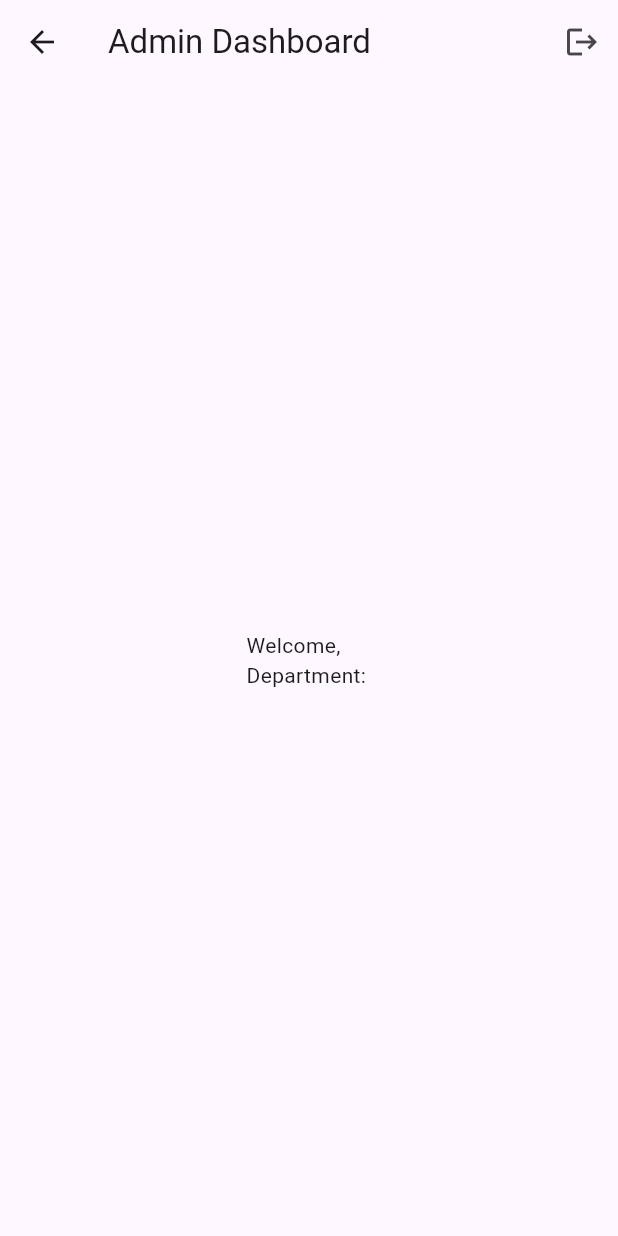
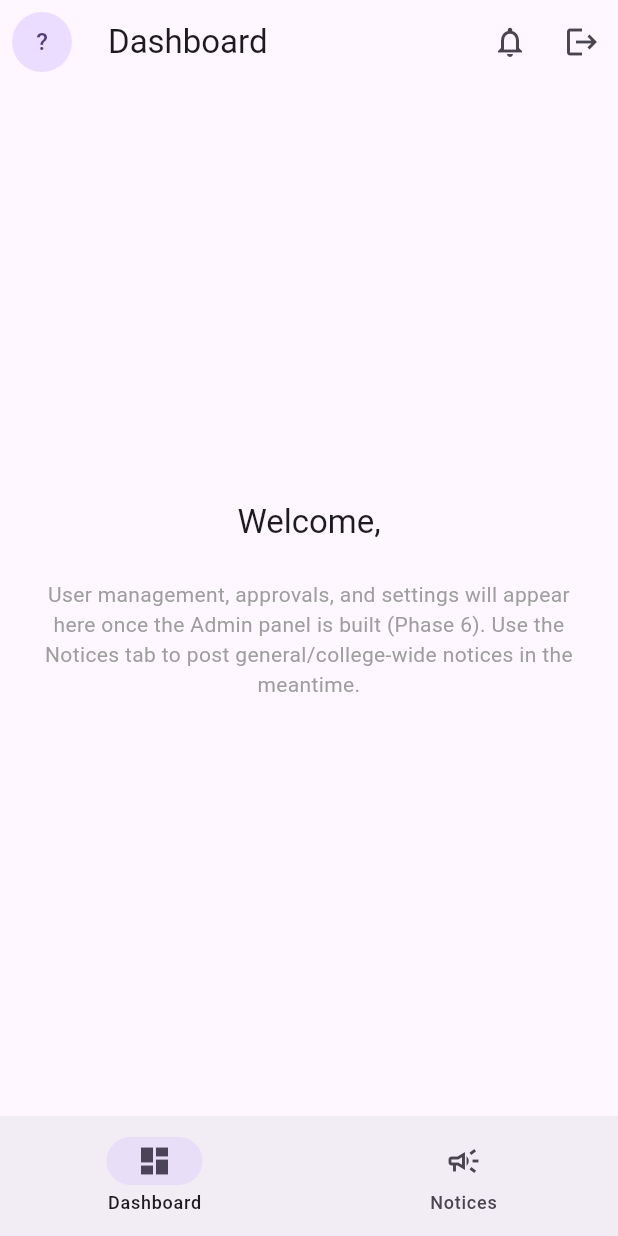
Before and after one commit to solanki-vimal/campus_connect, a Flutter app: the AdminDashboard screen opened directly, on a phone screen of 412 x 824 dp. Run offline on Flutter 3.47's test engine with Material 3 defaults, Android fonts, the phone set to English and light mode, and no system bars; our stand-ins replace cloud_firestore, firebase_auth, firebase_core; accounts and stored records are empty.

Commit message:
feat(dashboard): integrate Notices tab across role dashboards
- Wire Notices tab into Student, Faculty, and Super Admin navigation
- Restrict create/edit/delete actions based on user roles

```diff
--- a/lib/screens/admin/admin_dashboard.dart
+++ b/lib/screens/admin/admin_dashboard.dart
@@ -2,9 +2,25 @@ import 'package:flutter/material.dart';
 import 'package:provider/provider.dart';
 import '../../providers/user_provider.dart';
 import '../../services/auth_service.dart';
+import '../notices/notices_list_screen.dart';
 
-class AdminDashboard extends StatelessWidget {
+class AdminDashboard extends StatefulWidget {
   const AdminDashboard({super.key});
+
+  @override
+  State<AdminDashboard> createState() => _AdminDashboardState();
+}
+
+class _AdminDashboardState extends State<AdminDashboard> {
+  int _currentIndex = 0;
+
+  static const List<String> _titles = ['Dashboard', 'Notices'];
+
+  // Manage Users / Approvals / Settings tabs are built in Phase 6.
+  static const List<Widget> _tabs = [
+    _AdminHomeTab(),
+    NoticesListScreen(),
+  ];
 
   @override
   Widget build(BuildContext context) {
@@ -12,10 +28,26 @@ class AdminDashboard extends StatelessWidget {
 
     return Scaffold(
       appBar: AppBar(
-        title: const Text('Admin Dashboard'),
+        leading: Padding(
+          padding: const EdgeInsets.all(8.0),
+          child: CircleAvatar(
+            backgroundColor: Theme.of(context).colorScheme.primaryContainer,
+            child: Text(
+              (user?.name.isNotEmpty ?? false) ? user!.name[0].toUpperCase() : '?',
+            ),
+          ),
+        ),
+        title: Text(_titles[_currentIndex]),
         actions: [
           IconButton(
+            icon: const Icon(Icons.notifications_outlined),
+            onPressed: () {
+              // TODO(Phase 5): navigate to Notifications screen
+            },
+          ),
+          IconButton(
             icon: const Icon(Icons.logout),
+            tooltip: 'Logout',
             onPressed: () async {
               await AuthService().logout();
               if (context.mounted) {
@@ -25,9 +57,50 @@ class AdminDashboard extends StatelessWidget {
           ),
         ],
       ),
-      body: Center(
-        child: Text('Welcome, ${user?.name ?? ''}\nDepartment: ${user?.department ?? ''}'),
+      body: IndexedStack(
+        index: _currentIndex,
+        children: _tabs,
+      ),
+      bottomNavigationBar: NavigationBar(
+        selectedIndex: _currentIndex,
+        onDestinationSelected: (index) => setState(() => _currentIndex = index),
+        destinations: const [
+          NavigationDestination(icon: Icon(Icons.dashboard_outlined), selectedIcon: Icon(Icons.dashboard), label: 'Dashboard'),
+          NavigationDestination(icon: Icon(Icons.campaign_outlined), selectedIcon: Icon(Icons.campaign), label: 'Notices'),
+        ],
       ),
     );
   }
 }
+
+class _AdminHomeTab extends StatelessWidget {
+  const _AdminHomeTab();
+
+  @override
+  Widget build(BuildContext context) {
+    final user = context.watch<UserProvider>().appUser;
+    return Center(
+      child: Padding(
+        padding: const EdgeInsets.all(24),
+        child: Column(
+          mainAxisSize: MainAxisSize.min,
+          children: [
+            Text(
+              'Welcome, ${user?.name ?? ''}',
+              style: Theme.of(context).textTheme.titleLarge,
+              textAlign: TextAlign.center,
+            ),
+            const SizedBox(height: 24),
+            Text(
+              'User management, approvals, and settings will appear here '
+                  'once the Admin panel is built (Phase 6). Use the Notices tab '
+                  'to post general/college-wide notices in the meantime.',
+              textAlign: TextAlign.center,
+              style: Theme.of(context).textTheme.bodyMedium?.copyWith(color: Colors.grey),
+            ),
+          ],
+        ),
+      ),
+    );
+  }
+}
```
Also changed, not shown: lib/screens/faculty/faculty_dashboard.dart (+77 -4 lines), lib/screens/student/student_dashboard.dart (+4 -3 lines).
